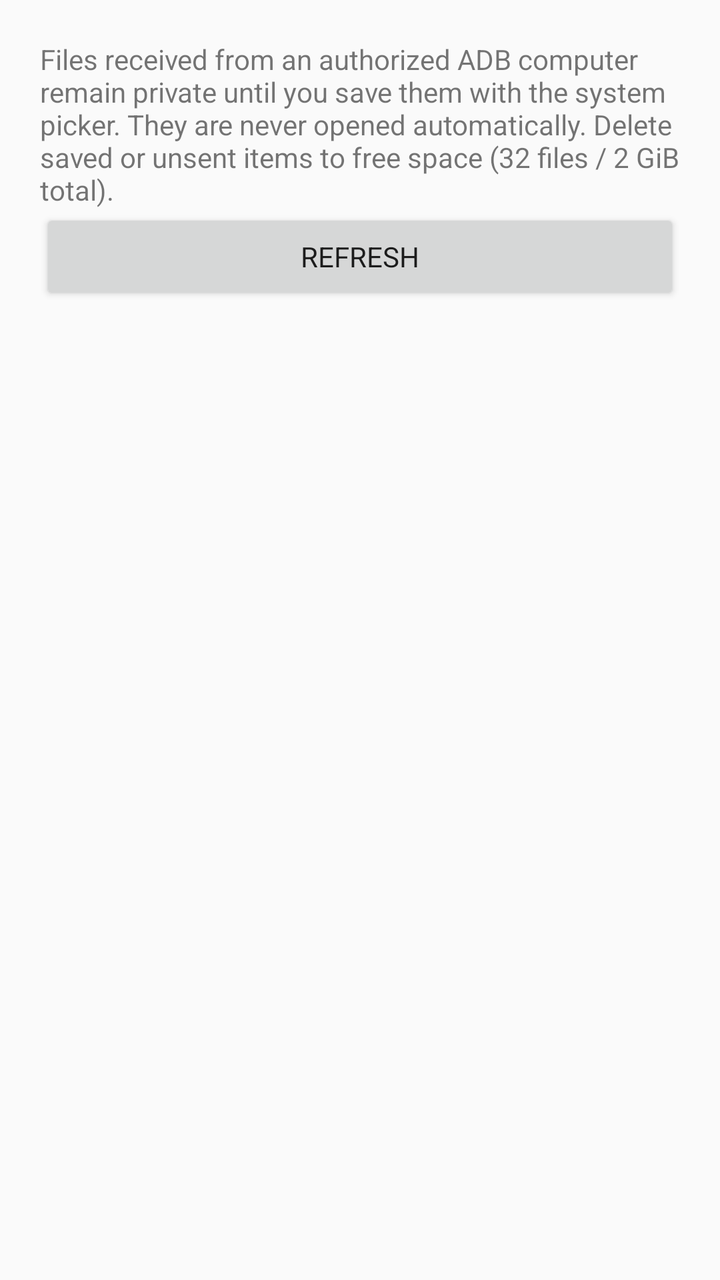
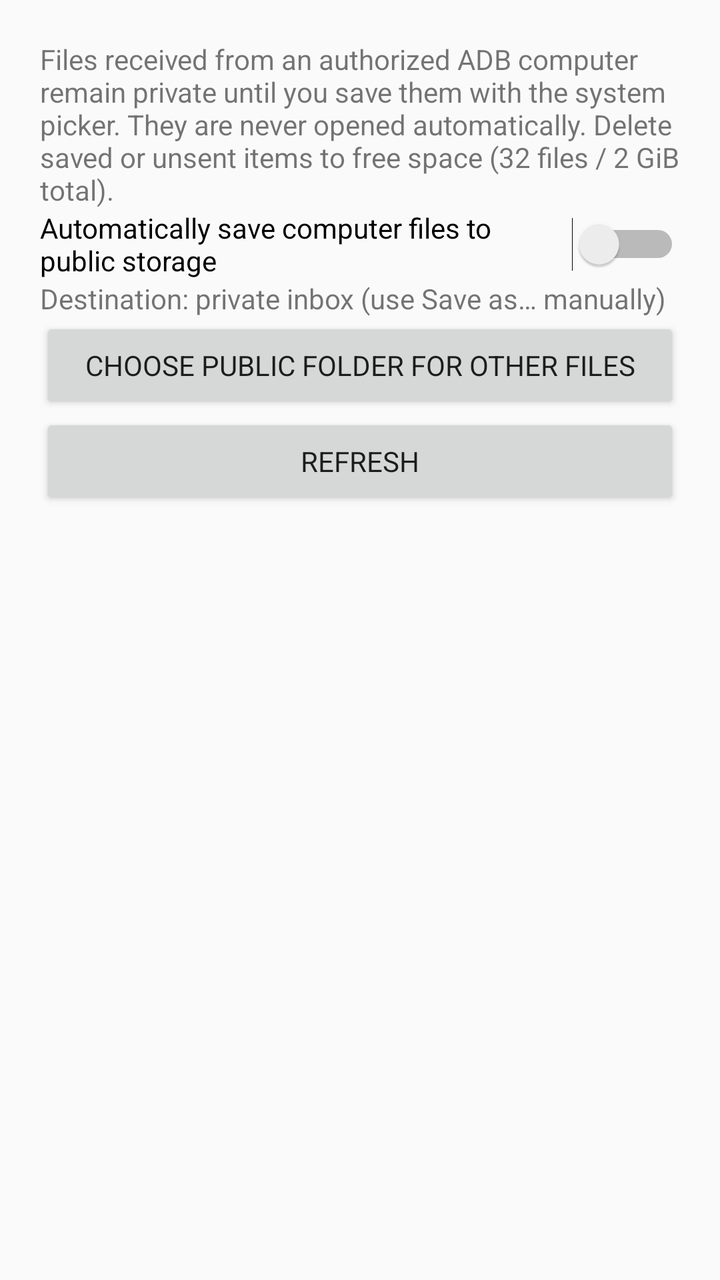

The first picture is an Android layout as it rendered before a commit; the second is the same layout after the commit. The layout source and the unified diff follow.
<!-- AndroidManifest.xml: application theme Theme.DeskflowOtg -->
<!-- res/layout/activity_transfer.xml -->
<?xml version="1.0" encoding="utf-8"?>
<LinearLayout xmlns:android="http://schemas.android.com/apk/res/android"
    android:layout_width="match_parent"
    android:layout_height="match_parent"
    android:orientation="vertical"
    android:padding="20dp">

    <TextView
        android:id="@+id/transfer_status"
        android:layout_width="match_parent"
        android:layout_height="wrap_content"
        android:text="@string/transfer_phone_help" />

    <Button
        android:id="@+id/transfer_refresh"
        android:layout_width="match_parent"
        android:layout_height="wrap_content"
        android:text="@string/transfer_refresh" />

    <ScrollView
        android:layout_width="match_parent"
        android:layout_height="wrap_content">

        <LinearLayout
            android:id="@+id/transfer_rows"
            android:layout_width="match_parent"
            android:layout_height="wrap_content"
            android:orientation="vertical" />
    </ScrollView>
</LinearLayout>
<!-- resources referenced by this layout -->
<resources>
  <string name="transfer_phone_help">Files received from an authorized ADB computer remain private until you save them with the system picker. They are never opened automatically. Delete saved or unsent items to free space (32 files / 2 GiB total).</string>
  <string name="transfer_refresh">Refresh</string>
  <style name="Theme.DeskflowOtg" parent="android:style/Theme.Material.Light.NoActionBar">
          <item name="android:fontFamily">sans-serif</item>
          <item name="android:colorAccent">#1565C0</item>
          <item name="android:navigationBarColor">#FFFFFF</item>
          <item name="android:statusBarColor">#1565C0</item>
          <item name="android:windowLightStatusBar">false</item>
      </style>
</resources>

<!-- the commit's change to res/layout/activity_transfer.xml (unified diff, before → after) -->
@@ -10,6 +10,24 @@
         android:layout_width="match_parent"
         android:layout_height="wrap_content"
         android:text="@string/transfer_phone_help" />
+
+    <Switch
+        android:id="@+id/transfer_auto_public"
+        android:layout_width="match_parent"
+        android:layout_height="wrap_content"
+        android:text="@string/transfer_auto_public" />
+
+    <TextView
+        android:id="@+id/transfer_destination"
+        android:layout_width="match_parent"
+        android:layout_height="wrap_content"
+        android:text="@string/transfer_destination_private" />
+
+    <Button
+        android:id="@+id/transfer_choose_folder"
+        android:layout_width="match_parent"
+        android:layout_height="wrap_content"
+        android:text="@string/transfer_choose_folder" />
 
     <Button
         android:id="@+id/transfer_refresh"
<!-- resource entries referenced after the edit -->
@@ -1,5 +1,8 @@
 <!-- resources referenced by this layout -->
 <resources>
+  <string name="transfer_auto_public">Automatically save computer files to public storage</string>
+  <string name="transfer_choose_folder">Choose public folder for other files</string>
+  <string name="transfer_destination_private">Destination: private inbox (use Save as… manually)</string>
   <string name="transfer_phone_help">Files received from an authorized ADB computer remain private until you save them with the system picker. They are never opened automatically. Delete saved or unsent items to free space (32 files / 2 GiB total).</string>
   <string name="transfer_refresh">Refresh</string>
   <style name="Theme.DeskflowOtg" parent="android:style/Theme.Material.Light.NoActionBar">
